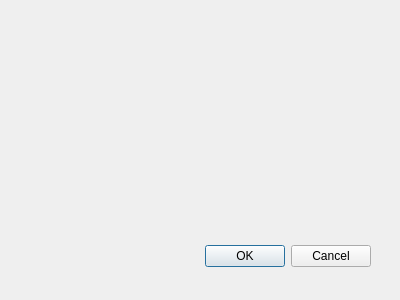
Old version of the form Qagol_dialog_base.ui in the repository riccardoklinger/Qagol.
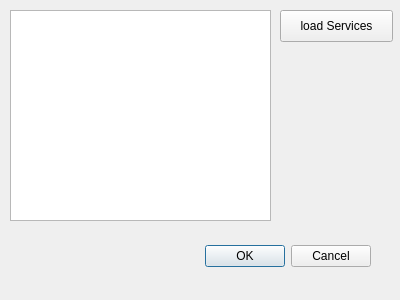
New version of the form.

Commit message: initial calls to agol

```diff
--- a/Qagol_dialog_base.ui
+++ b/Qagol_dialog_base.ui
@@ -28,6 +28,29 @@
     <set>QDialogButtonBox::Cancel|QDialogButtonBox::Ok</set>
    </property>
   </widget>
+  <widget class="QListView" name="listView">
+   <property name="geometry">
+    <rect>
+     <x>10</x>
+     <y>10</y>
+     <width>261</width>
+     <height>211</height>
+    </rect>
+   </property>
+  </widget>
+  <widget class="QPushButton" name="loadServices">
+   <property name="geometry">
+    <rect>
+     <x>280</x>
+     <y>10</y>
+     <width>113</width>
+     <height>32</height>
+    </rect>
+   </property>
+   <property name="text">
+    <string>load Services</string>
+   </property>
+  </widget>
  </widget>
  <resources/>
  <connections>
```
Left out of the diff: 41 changed lines with no effect on the pictures. The commit also changes 2 other files.
